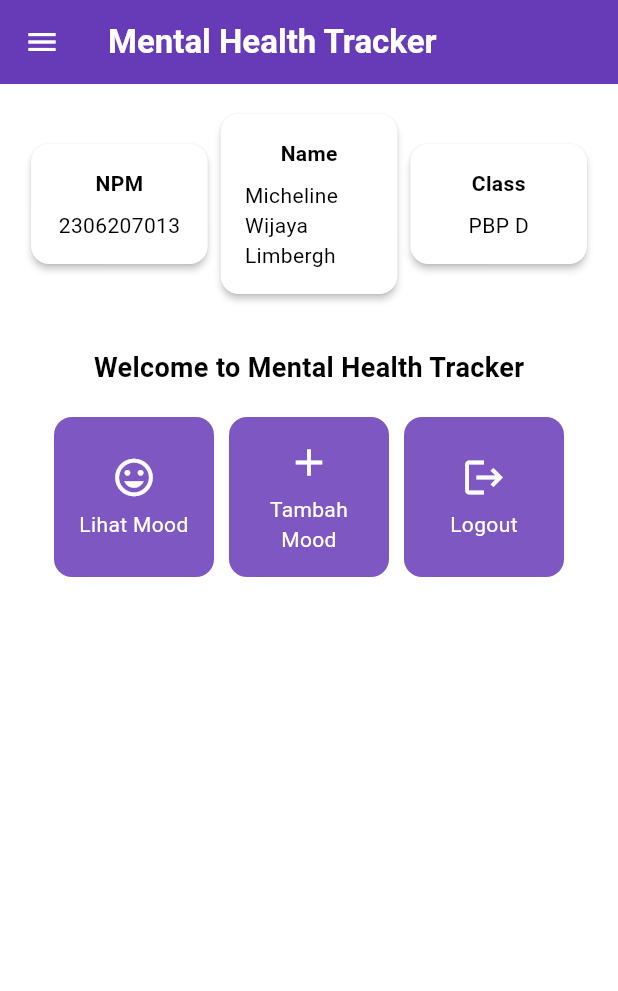
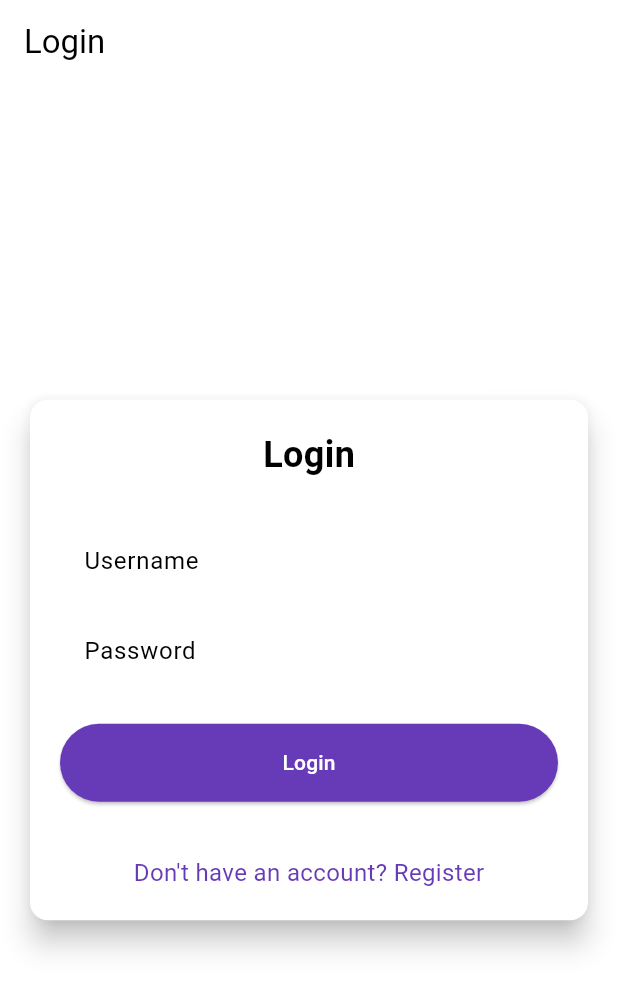
Before and after one commit to MichelineWL/mental-health-tracker-mobile, a Flutter app: the screen it shows after launch, on a phone screen of 412 x 824 dp. Shown: the top 991 px of the screen. Run offline on Flutter 3.47's test engine with Material 3 defaults, Android fonts, the phone set to English and light mode, and no system bars; missing offline and left inert: pbp_django_auth.

Commit message:
feat: tutorial 8

```diff
--- a/lib/main.dart
+++ b/lib/main.dart
@@ -1,5 +1,8 @@
 import 'package:flutter/material.dart';
-import 'package:mental_health_tracker/menu.dart'; // Import menu.dart or your other necessary files
+import 'package:mental_health_tracker/screens/login.dart';
+import 'package:mental_health_tracker/screens/menu.dart'; // Import menu.dart or your other necessary files
+import 'package:pbp_django_auth/pbp_django_auth.dart';
+import 'package:provider/provider.dart';
 
 void main() {
   runApp(const MyApp());
@@ -11,7 +14,12 @@ class MyApp extends StatelessWidget {
   // This widget is the root of your application.
   @override
   Widget build(BuildContext context) {
-    return MaterialApp(
+    return Provider(
+      create: (_) {
+        CookieRequest request = CookieRequest();
+        return request;
+      },
+      child: MaterialApp(
         title: 'Flutter Demo',
         theme: ThemeData(
           // This is the theme of your application.
@@ -34,7 +42,8 @@ class MyApp extends StatelessWidget {
           useMaterial3: true,
         ),
       // Replace with the actual home widget
-      home: MyHomePage(), // Home widget, could be the entry page
+        home: const LoginPage(), // Home widget, could be the entry page
+      ),
     );
   }
 }
--- /dev/null
+++ b/lib/screens/login.dart
@@ -0,0 +1,180 @@
+import 'package:mental_health_tracker/screens/menu.dart';
+import 'package:flutter/material.dart';
+import 'package:pbp_django_auth/pbp_django_auth.dart';
+import 'package:provider/provider.dart';
+import 'package:mental_health_tracker/screens/register.dart';
+
+void main() {
+  runApp(const LoginApp());
+}
+
+class LoginApp extends StatelessWidget {
+  const LoginApp({super.key});
+
+  @override
+  Widget build(BuildContext context) {
+    return MaterialApp(
+      title: 'Login',
+      theme: ThemeData(
+        useMaterial3: true,
+        colorScheme: ColorScheme.fromSwatch(
+          primarySwatch: Colors.deepPurple,
+        ).copyWith(secondary: Colors.deepPurple[400]),
+      ),
+      home: const LoginPage(),
+    );
+  }
+}
+
+class LoginPage extends StatefulWidget {
+  const LoginPage({super.key});
+
+  @override
+  State<LoginPage> createState() => _LoginPageState();
+}
+
+class _LoginPageState extends State<LoginPage> {
+  final TextEditingController _usernameController = TextEditingController();
+  final TextEditingController _passwordController = TextEditingController();
+
+  @override
+  Widget build(BuildContext context) {
+    final request = context.watch<CookieRequest>();
+
+    return Scaffold(
+      appBar: AppBar(
+        title: const Text('Login'),
+      ),
+      body: Center(
+        child: SingleChildScrollView(
+          padding: const EdgeInsets.all(16.0),
+          child: Card(
+            elevation: 8,
+            shape: RoundedRectangleBorder(
+              borderRadius: BorderRadius.circular(12.0),
+            ),
+            child: Padding(
+              padding: const EdgeInsets.all(20.0),
+              child: Column(
+                mainAxisSize: MainAxisSize.min,
+                children: [
+                  const Text(
+                    'Login',
+                    style: TextStyle(
+                      fontSize: 24.0,
+                      fontWeight: FontWeight.bold,
+                    ),
+                  ),
+                  const SizedBox(height: 30.0),
+                  TextField(
+                    controller: _usernameController,
+                    decoration: const InputDecoration(
+                      labelText: 'Username',
+                      hintText: 'Enter your username',
+                      border: OutlineInputBorder(
+                        borderRadius: BorderRadius.all(Radius.circular(12.0)),
+                      ),
+                      contentPadding:
+                          EdgeInsets.symmetric(horizontal: 12.0, vertical: 8.0),
+                    ),
+                  ),
+                  const SizedBox(height: 12.0),
+                  TextField(
+                    controller: _passwordController,
+                    decoration: const InputDecoration(
+                      labelText: 'Password',
+                      hintText: 'Enter your password',
+                      border: OutlineInputBorder(
+                        borderRadius: BorderRadius.all(Radius.circular(12.0)),
+                      ),
+                      contentPadding:
+                          EdgeInsets.symmetric(horizontal: 12.0, vertical: 8.0),
+                    ),
+                    obscureText: true,
+                  ),
+                  const SizedBox(height: 24.0),
+                  ElevatedButton(
+                    onPressed: () async {
+                      String username = _usernameController.text;
+                      String password = _passwordController.text;
+
+                      // Cek kredensial
+                      // Untuk menyambungkan Android emulator dengan Django pada localhost,
+                      // gunakan URL http://10.0.2.2/
+                      final response = await request
+                          .login("http://127.0.0.1:8000/auth/login/", {
+                        'username': username,
+                        'password': password,
+                      });
+
+                      if (request.loggedIn) {
+                        String message = response['message'];
+                        String uname = response['username'];
+                        if (context.mounted) {
+                          Navigator.pushReplacement(
+                            context,
+                            MaterialPageRoute(
+                                builder: (context) => MyHomePage()),
+                          );
+                          ScaffoldMessenger.of(context)
+                            ..hideCurrentSnackBar()
+                            ..showSnackBar(
+                              SnackBar(
+                                  content:
+                                      Text("$message Selamat datang, $uname.")),
+                            );
+                        }
+                      } else {
+                        if (context.mounted) {
+                          showDialog(
+                            context: context,
+                            builder: (context) => AlertDialog(
+                              title: const Text('Login Gagal'),
+                              content: Text(response['message']),
+                              actions: [
+                                TextButton(
+                                  child: const Text('OK'),
+                                  onPressed: () {
+                                    Navigator.pop(context);
+                                  },
+                                ),
+                              ],
+                            ),
+                          );
+                        }
+                      }
+                    },
+                    style: ElevatedButton.styleFrom(
+                      foregroundColor: Colors.white,
+                      minimumSize: Size(double.infinity, 50),
+                      backgroundColor: Theme.of(context).colorScheme.primary,
+                      padding: const EdgeInsets.symmetric(vertical: 16.0),
+                    ),
+                    child: const Text('Login'),
+                  ),
+                  const SizedBox(height: 36.0),
+                  GestureDetector(
+                    onTap: () {
+                      Navigator.push(
+                        context,
+                        MaterialPageRoute(
+                            builder: (context) => const RegisterPage()),
+                      );
+                    },
+                    child: Text(
+                      'Don\'t have an account? Register',
+                      style: TextStyle(
+                        color: Theme.of(context).colorScheme.primary,
+                        fontSize: 16.0,
+                      ),
+                    ),
+                  ),
+                ],
+              ),
+            ),
+          ),
+        ),
+      ),
+    );
+  }
+}
--- a/lib/menu.dart
+++ b/lib/screens/menu.dart
@@ -1,7 +1,7 @@
 import 'package:flutter/material.dart';
 import 'package:mental_health_tracker/widgets/left_drawer.dart';
 import 'package:mental_health_tracker/widgets/mood_card.dart';  // Mengimpor mood_card.dart
-import 'package:mental_health_tracker/moodentry_form.dart';
+import 'package:mental_health_tracker/screens/moodentry_form.dart';
 
 
 class MyHomePage extends StatelessWidget {
--- a/pubspec.yaml
+++ b/pubspec.yaml
@@ -35,6 +35,9 @@ dependencies:
   # The following adds the Cupertino Icons font to your application.
   # Use with the CupertinoIcons class for iOS style icons.
   cupertino_icons: ^1.0.8
+  provider: ^6.1.2
+  pbp_django_auth: ^0.4.0
+  http: ^1.2.2
 
 dev_dependencies:
   flutter_test:
```
Also changed, not shown: lib/models/mood_entry.dart (added, +65 -0 lines), lib/screens/list_moodentry.dart (added, +90 -0 lines), lib/screens/moodentry_form.dart (renamed from lib/moodentry_form.dart, +40 -31 lines), lib/screens/register.dart (added, +166 -0 lines), lib/widgets/left_drawer.dart (+10 -11 lines), lib/widgets/mood_card.dart (+39 -3 lines), pubspec.lock, 2 other files. Lines whose indentation alone changed are shown as unchanged.
